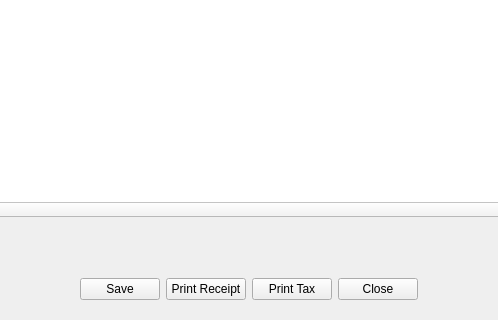
Old version of the form Resort/dlggposorderinfo.ui in the repository End1-1/Resort-2; both pictures show x 210 to 708 and y 191 to 511 of the 917 by 511 pixel window.
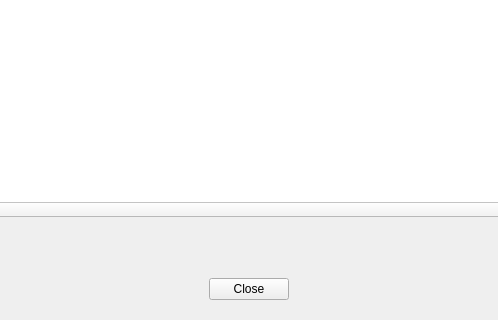
New version of the form. Icons and pictures are not drawn. Custom widgets are drawn as their Qt base class.

Patch:
```diff
--- a/Resort/dlggposorderinfo.ui
+++ b/Resort/dlggposorderinfo.ui
@@ -257,27 +257,6 @@
         </property>
        </spacer>
       </item>
-      <item>
-       <widget class="QPushButton" name="btnSave">
-        <property name="text">
-         <string>Save</string>
-        </property>
-       </widget>
-      </item>
-      <item>
-       <widget class="QPushButton" name="btnPrint">
-        <property name="text">
-         <string>Print Receipt</string>
-        </property>
-       </widget>
-      </item>
-      <item>
-       <widget class="QPushButton" name="btnPrintTax">
-        <property name="text">
-         <string>Print Tax</string>
-        </property>
-       </widget>
-      </item>
       <item>
        <widget class="QPushButton" name="btnOk">
         <property name="text">
@@ -304,6 +283,11 @@
   </layout>
  </widget>
  <customwidgets>
+  <customwidget>
+   <class>EDateEdit</class>
+   <extends>QLineEdit</extends>
+   <header location="global">edateedit.h</header>
+  </customwidget>
   <customwidget>
    <class>EQLineEdit</class>
    <extends>QLineEdit</extends>
@@ -312,11 +296,6 @@
     <signal>customButtonClicked(bool)</signal>
    </slots>
   </customwidget>
-  <customwidget>
-   <class>EDateEdit</class>
-   <extends>QLineEdit</extends>
-   <header location="global">edateedit.h</header>
-  </customwidget>
   <customwidget>
    <class>EQTableWidget</class>
    <extends>QTableWidget</extends>
```
